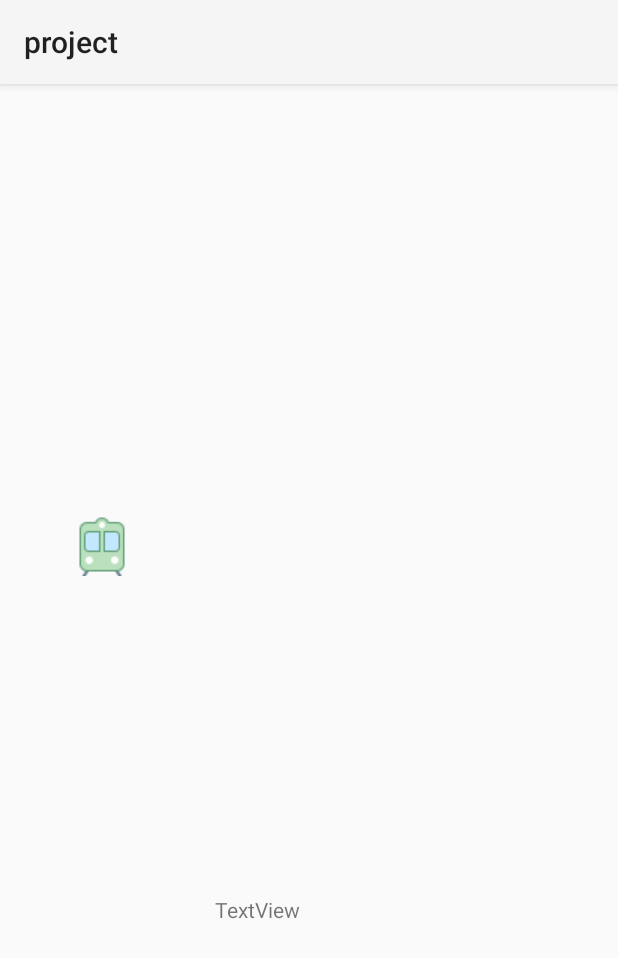
After one commit to Akshola00/trainapp-android-studio-java, an Android app: the detailttrain screen opened directly, with no data from a screen before it, on a phone screen of 412 x 824 dp. The commit adds this screen. Shown: the top 958 px of the screen. Run offline under Robolectric (Android 15) with nearby library versions, the phone set to English and light mode, and no system bars; Roboto replaces fonts that are not available here; 2 statements that could not run were skipped.

```diff
--- /dev/null
+++ b/app/src/main/java/com/example/project/detailttrain.java
@@ -0,0 +1,27 @@
+package com.example.project;
+
+import androidx.appcompat.app.AppCompatActivity;
+
+import android.os.Bundle;
+import android.widget.TextView;
+
+public class detailttrain extends AppCompatActivity {
+    TextView headDetail, bodyDetail, priceDetail;
+    @Override
+    protected void onCreate(Bundle savedInstanceState) {
+        super.onCreate(savedInstanceState);
+        setContentView(R.layout.activity_detailttrain);
+        headDetail = findViewById(R.id.headDetail);
+        bodyDetail = findViewById(R.id.bodyDetail);
+        priceDetail = findViewById(R.id.priceDetail);
+
+        String head = getIntent().getStringExtra("head");
+        String body = getIntent().getStringExtra("body");
+        String price = getIntent().getStringExtra("price");
+
+        headDetail.setText(head);
+        bodyDetail.setText(body);
+        priceDetail.setText(price);
+
+    }
+}
--- /dev/null
+++ b/app/src/main/res/layout/activity_detailttrain.xml
@@ -0,0 +1,49 @@
+<?xml version="1.0" encoding="utf-8"?>
+<androidx.constraintlayout.widget.ConstraintLayout xmlns:android="http://schemas.android.com/apk/res/android"
+    xmlns:app="http://schemas.android.com/apk/res-auto"
+    xmlns:tools="http://schemas.android.com/tools"
+    android:id="@+id/priceDetail"
+    android:layout_width="match_parent"
+    android:layout_height="match_parent"
+    tools:context=".detailttrain">
+
+    <ImageView
+        android:id="@+id/imageView"
+        android:layout_width="wrap_content"
+        android:layout_height="wrap_content"
+        android:layout_marginStart="48dp"
+        android:layout_marginTop="288dp"
+        android:src="@drawable/train_40px"
+        app:layout_constraintStart_toStartOf="parent"
+        app:layout_constraintTop_toTopOf="parent" />
+
+    <TextView
+        android:id="@+id/headDetail"
+        android:layout_width="wrap_content"
+        android:layout_height="wrap_content"
+        android:layout_marginStart="80dp"
+        android:layout_marginTop="136dp"
+        android:text="TextView"
+        app:layout_constraintStart_toStartOf="parent"
+        app:layout_constraintTop_toTopOf="parent" />
+
+    <TextView
+        android:id="@+id/textView4"
+        android:layout_width="wrap_content"
+        android:layout_height="wrap_content"
+        android:layout_marginEnd="212dp"
+        android:layout_marginBottom="208dp"
+        android:text="TextView"
+        app:layout_constraintBottom_toBottomOf="parent"
+        app:layout_constraintEnd_toEndOf="parent" />
+
+    <TextView
+        android:id="@+id/bodyDetail"
+        android:layout_width="wrap_content"
+        android:layout_height="wrap_content"
+        android:layout_marginTop="236dp"
+        android:layout_marginEnd="100dp"
+        android:text="TextView"
+        app:layout_constraintEnd_toEndOf="parent"
+        app:layout_constraintTop_toTopOf="parent" />
+</androidx.constraintlayout.widget.ConstraintLayout>
--- a/app/src/main/res/values/strings.xml
+++ b/app/src/main/res/values/strings.xml
@@ -31,6 +31,4 @@ $ adb shell am start -n "com.example.project/com.example.project.MainActivity" -
     </string-array>
 
 
-
-
 </resources>
```
Also changed, not shown: app/src/main/AndroidManifest.xml (+8 -5 lines), app/src/main/java/com/example/project/recyclerviewinterface.java (added, +7 -0 lines), app/src/main/java/com/example/project/search.java (+15 -1 lines), app/src/main/java/com/example/project/searchFragment.java (+73 -22 lines), app/src/main/java/com/example/project/searches.java (+19 -3 lines), app/src/main/res/drawable/myrect.xml (+4 -17 lines), app/src/main/res/layout/fragment_search.xml (+10 -0 lines), app/src/main/res/layout/recyclerviewrow.xml (+3 -4 lines).
